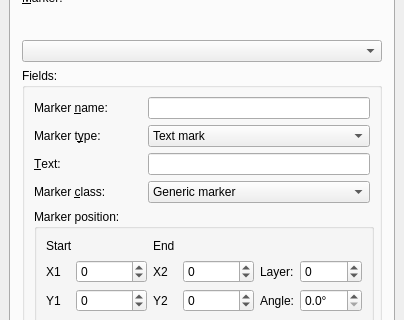
Qt form src/mainwindow/infomarkseditdlg.ui (MUME/MMapper) before a commit; both pictures show x 0 to 404 and y 85 to 405 of the 404 by 504 pixel window.
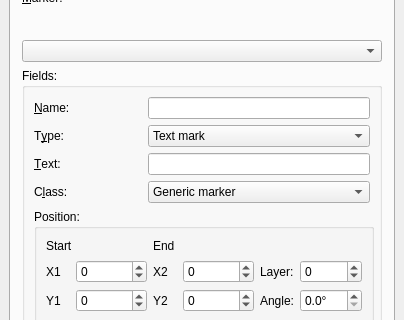
The same form after that commit.

Commit message: Fix shortcut conflict in Infomarks Edit dialog

What changed in the file:
```diff
--- a/src/mainwindow/infomarkseditdlg.ui
+++ b/src/mainwindow/infomarkseditdlg.ui
@@ -155,7 +155,7 @@
           <item row="5" column="0">
            <widget class="QLabel" name="textLabel3_1">
             <property name="text">
-             <string>Marker &amp;class:</string>
+             <string>C&amp;lass:</string>
             </property>
             <property name="buddy">
              <cstring>objectClassesList</cstring>
@@ -165,7 +165,7 @@
           <item row="2" column="0">
            <widget class="QLabel" name="textLabel2_2_3">
             <property name="text">
-             <string>Marker &amp;name:</string>
+             <string>&amp;Name:</string>
             </property>
             <property name="buddy">
              <cstring>objectNameStr</cstring>
@@ -187,7 +187,7 @@
              </size>
             </property>
             <property name="title">
-             <string>Marker position:</string>
+             <string>Position:</string>
             </property>
             <layout class="QGridLayout">
              <property name="leftMargin">
@@ -373,7 +373,7 @@
           <item row="3" column="0">
            <widget class="QLabel" name="textLabel1_2">
             <property name="text">
-             <string>Marker t&amp;ype:</string>
+             <string>T&amp;ype:</string>
             </property>
             <property name="buddy">
              <cstring>objectType</cstring>
```
